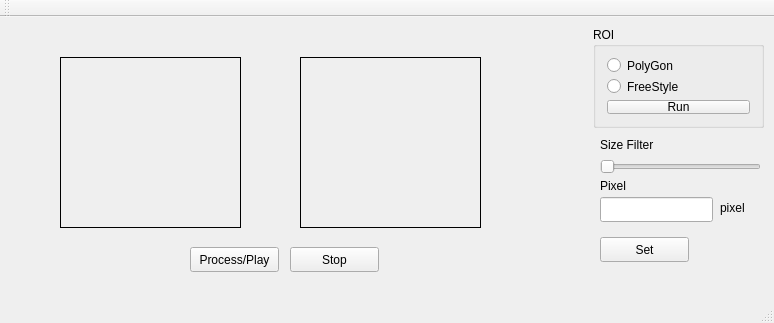
First picture: the form in GUI_video/mainwindow.ui, repository sumakar/GUI_Landslide, before the edit.
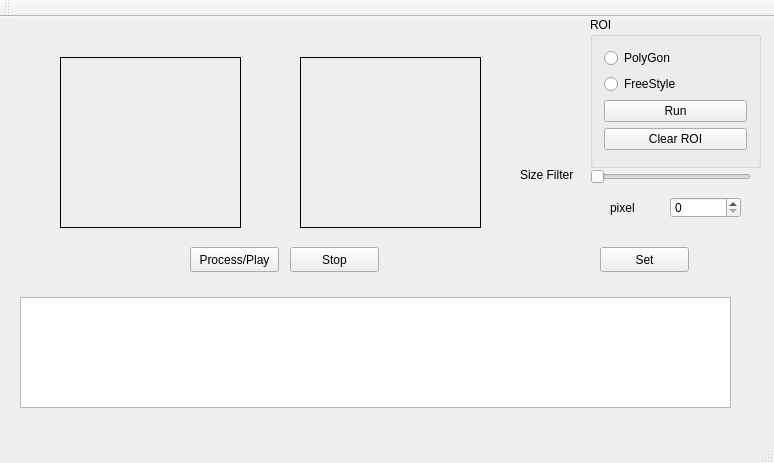
Second picture: the form after the edit.

Patch:
```diff
--- a/GUI_video/mainwindow.ui
+++ b/GUI_video/mainwindow.ui
@@ -7,7 +7,7 @@
     <x>0</x>
     <y>0</y>
     <width>774</width>
-    <height>323</height>
+    <height>463</height>
    </rect>
   </property>
   <property name="mouseTracking">
@@ -20,10 +20,10 @@
    <widget class="QGroupBox" name="groupBox">
     <property name="geometry">
      <rect>
-      <x>593</x>
-      <y>10</y>
+      <x>590</x>
+      <y>0</y>
       <width>171</width>
-      <height>101</height>
+      <height>151</height>
      </rect>
     </property>
     <property name="title">
@@ -51,13 +51,20 @@
        </property>
       </widget>
      </item>
+     <item>
+      <widget class="QPushButton" name="Clear_ROI_pushButton">
+       <property name="text">
+        <string>Clear ROI</string>
+       </property>
+      </widget>
+     </item>
     </layout>
    </widget>
    <widget class="QSlider" name="Sizefilter_horizontalSlider">
     <property name="geometry">
      <rect>
-      <x>600</x>
-      <y>140</y>
+      <x>590</x>
+      <y>150</y>
       <width>161</width>
       <height>20</height>
      </rect>
@@ -69,8 +76,8 @@
    <widget class="QLabel" name="Sizefilter_label">
     <property name="geometry">
      <rect>
-      <x>600</x>
-      <y>120</y>
+      <x>520</x>
+      <y>150</y>
       <width>141</width>
       <height>16</height>
      </rect>
@@ -79,33 +86,10 @@
      <string>Size Filter</string>
     </property>
    </widget>
-   <widget class="QLineEdit" name="lineEdit">
-    <property name="geometry">
-     <rect>
-      <x>600</x>
-      <y>180</y>
-      <width>113</width>
-      <height>25</height>
-     </rect>
-    </property>
-   </widget>
-   <widget class="QLabel" name="Dpixel_label">
-    <property name="geometry">
-     <rect>
-      <x>600</x>
-      <y>160</y>
-      <width>67</width>
-      <height>17</height>
-     </rect>
-    </property>
-    <property name="text">
-     <string>Pixel</string>
-    </property>
-   </widget>
    <widget class="QLabel" name="pxl_label">
     <property name="geometry">
      <rect>
-      <x>720</x>
+      <x>610</x>
       <y>180</y>
       <width>41</width>
       <height>21</height>
@@ -189,7 +173,7 @@
     <property name="geometry">
      <rect>
       <x>600</x>
-      <y>220</y>
+      <y>230</y>
       <width>89</width>
       <height>25</height>
      </rect>
@@ -198,6 +182,26 @@
      <string>Set</string>
     </property>
    </widget>
+   <widget class="QPlainTextEdit" name="plainTextEdit">
+    <property name="geometry">
+     <rect>
+      <x>20</x>
+      <y>280</y>
+      <width>711</width>
+      <height>111</height>
+     </rect>
+    </property>
+   </widget>
+   <widget class="QSpinBox" name="pixel_spinBox">
+    <property name="geometry">
+     <rect>
+      <x>670</x>
+      <y>180</y>
+      <width>71</width>
+      <height>21</height>
+     </rect>
+    </property>
+   </widget>
   </widget>
   <widget class="QMenuBar" name="menuBar">
    <property name="geometry">
```
Left out of the diff: 2 changed lines with no effect on the pictures.
